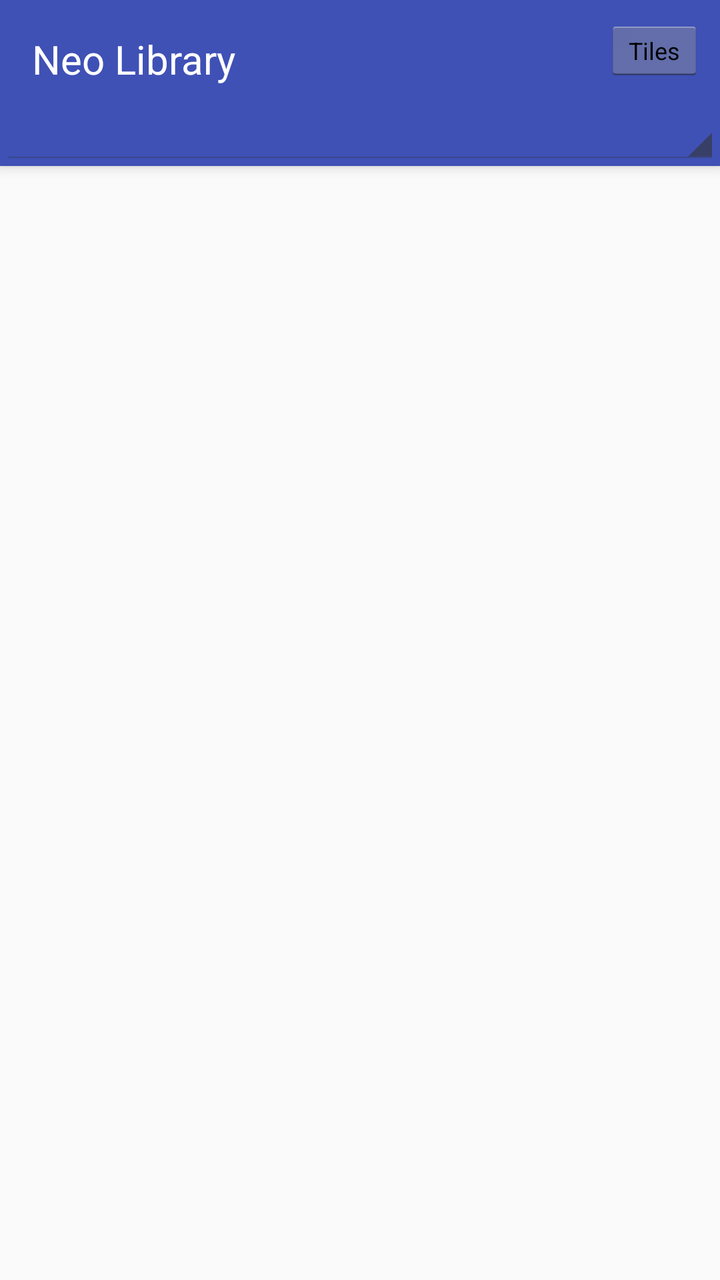
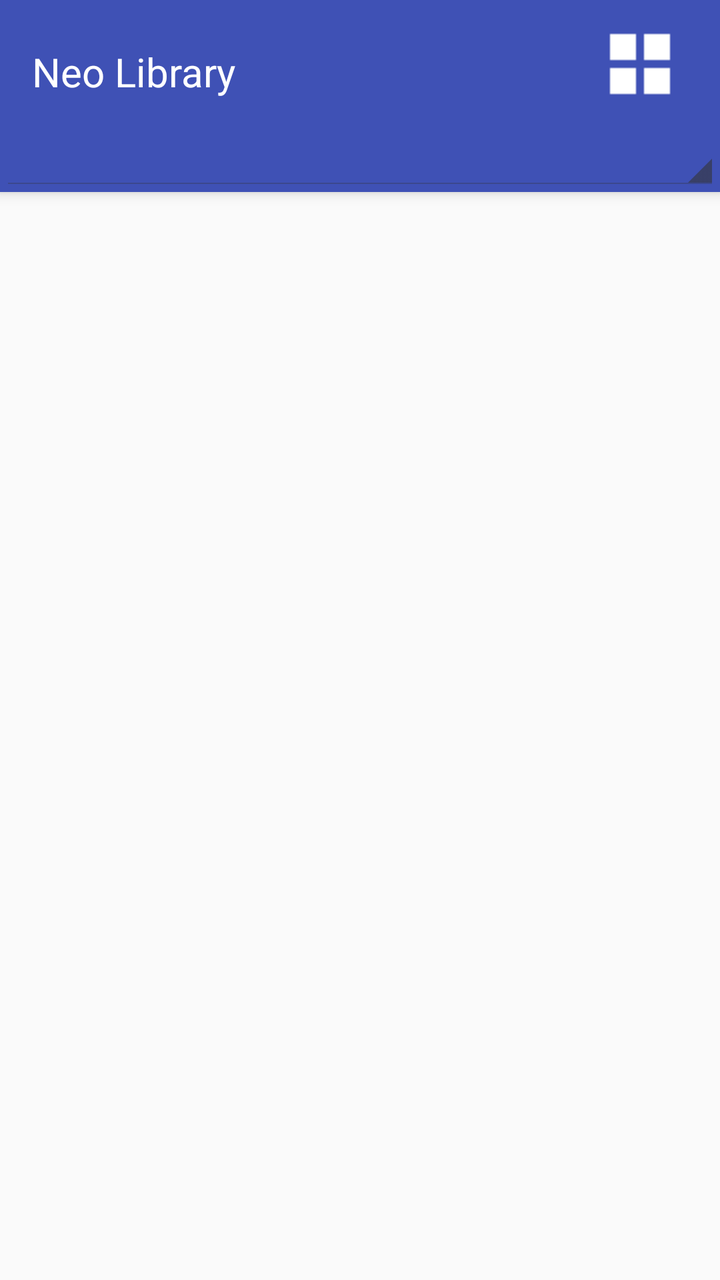

Compare the two renders of this Android layout. The source of the first and the diff that turns it into the second are given below.
<!-- AndroidManifest.xml: application theme AppTheme -->
<!-- res/layout/activity_main.xml -->
<?xml version="1.0" encoding="utf-8"?>
<LinearLayout xmlns:android="http://schemas.android.com/apk/res/android"
    android:layout_width="match_parent"
    android:layout_height="match_parent"
    android:orientation="vertical">

    <LinearLayout
        android:id="@+id/toolbar"
        android:layout_width="match_parent"
        android:layout_height="wrap_content"
        android:orientation="vertical"
        android:background="@color/colorPrimary"
        android:elevation="4dp">

        <RelativeLayout
            android:layout_width="match_parent"
            android:layout_height="wrap_content"
            android:paddingLeft="16dp"
            android:paddingRight="8dp">

            <TextView
                android:id="@+id/toolbar_title"
                android:layout_width="wrap_content"
                android:layout_height="wrap_content"
                android:layout_alignParentStart="true"
                android:layout_centerVertical="true"
                android:text="@string/app_name"
                android:textColor="@color/white"
                android:textSize="20sp"
                android:paddingTop="16dp"
                android:paddingBottom="8dp" />

            <Button
                android:id="@+id/toggle_view"
                android:layout_width="wrap_content"
                android:layout_height="wrap_content"
                android:layout_alignParentEnd="true"
                android:layout_centerVertical="true"
                android:text="@string/view_grid"
                android:minWidth="0dp"
                android:minHeight="0dp"
                android:paddingLeft="12dp"
                android:paddingRight="12dp"
                android:paddingTop="6dp"
                android:paddingBottom="6dp"
                android:textSize="12sp" />
        </RelativeLayout>

        <Spinner
            android:id="@+id/filter_spinner"
            android:layout_width="match_parent"
            android:layout_height="wrap_content"
            android:prompt="@string/filter_all" />
    </LinearLayout>

    <FrameLayout
        android:layout_width="match_parent"
        android:layout_height="0dp"
        android:layout_weight="1">

        <ListView
            android:id="@+id/book_list"
            android:layout_width="match_parent"
            android:layout_height="match_parent"
            android:choiceMode="singleChoice" />

        <GridView
            android:id="@+id/book_grid"
            android:layout_width="match_parent"
            android:layout_height="match_parent"
            android:numColumns="2"
            android:verticalSpacing="8dp"
            android:horizontalSpacing="8dp"
            android:stretchMode="columnWidth"
            android:columnWidth="160dp"
            android:verticalScrollbarPosition="defaultPosition"
            android:visibility="gone" />

        <ProgressBar
            android:id="@+id/progress"
            android:layout_width="wrap_content"
            android:layout_height="wrap_content"
            android:layout_gravity="center"
            android:visibility="gone" />

        <TextView
            android:id="@+id/empty_view"
            android:layout_width="match_parent"
            android:layout_height="match_parent"
            android:gravity="center"
            android:padding="24dp"
            android:text="@string/no_books_message"
            android:textColor="#808080"
            android:textSize="15sp"
            android:visibility="gone" />
    </FrameLayout>
</LinearLayout>
<!-- resources referenced by this layout -->
<resources>
  <color name="colorPrimary">#3F51B5</color>
  <color name="white">#FFFFFF</color>
  <string name="app_name">Neo Library</string>
  <string name="filter_all">All</string>
  <string name="no_books_message">Nothing matches the supported formats yet. Tap Rescan or Import to add books.</string>
  <string name="view_grid">Tiles</string>
  <style name="AppTheme" parent="android:Theme.Holo.Light">
          <item name="android:colorPrimary">@color/colorPrimary</item>
          <item name="android:colorPrimaryDark">@color/colorPrimaryDark</item>
          <item name="android:colorAccent">@color/colorAccent</item>
          <item name="android:windowBackground">@color/windowBackground</item>
      </style>
  <color name="colorPrimaryDark">#303F9F</color>
  <color name="colorAccent">#FF4081</color>
  <color name="windowBackground">#FAFAFA</color>
</resources>

<!-- the commit's change to res/layout/activity_main.xml (unified diff, before → after) -->
@@ -30,20 +30,16 @@
                 android:paddingTop="16dp"
                 android:paddingBottom="8dp" />
 
-            <Button
+            <ImageButton
                 android:id="@+id/toggle_view"
                 android:layout_width="wrap_content"
                 android:layout_height="wrap_content"
                 android:layout_alignParentEnd="true"
                 android:layout_centerVertical="true"
-                android:text="@string/view_grid"
-                android:minWidth="0dp"
-                android:minHeight="0dp"
-                android:paddingLeft="12dp"
-                android:paddingRight="12dp"
-                android:paddingTop="6dp"
-                android:paddingBottom="6dp"
-                android:textSize="12sp" />
+                android:src="@drawable/ic_grid"
+                android:background="?android:attr/selectableItemBackground"
+                android:contentDescription="@string/view_grid"
+                android:padding="8dp" />
         </RelativeLayout>
 
         <Spinner
@@ -93,5 +89,16 @@
             android:textColor="#808080"
             android:textSize="15sp"
             android:visibility="gone" />
+
+        <TextView
+            android:id="@+id/empty_view_grid"
+            android:layout_width="match_parent"
+            android:layout_height="match_parent"
+            android:gravity="center"
+            android:padding="24dp"
+            android:text="@string/no_books_message"
+            android:textColor="#808080"
+            android:textSize="15sp"
+            android:visibility="gone" />
     </FrameLayout>
 </LinearLayout>
<!-- resource entries referenced after the edit -->
@@ -2,6 +2,7 @@
 <resources>
   <color name="colorPrimary">#3F51B5</color>
   <color name="white">#FFFFFF</color>
+  <!-- drawable ic_grid: png bitmap (drawable, 265 bytes) -->
   <string name="app_name">Neo Library</string>
   <string name="filter_all">All</string>
   <string name="no_books_message">Nothing matches the supported formats yet. Tap Rescan or Import to add books.</string>
